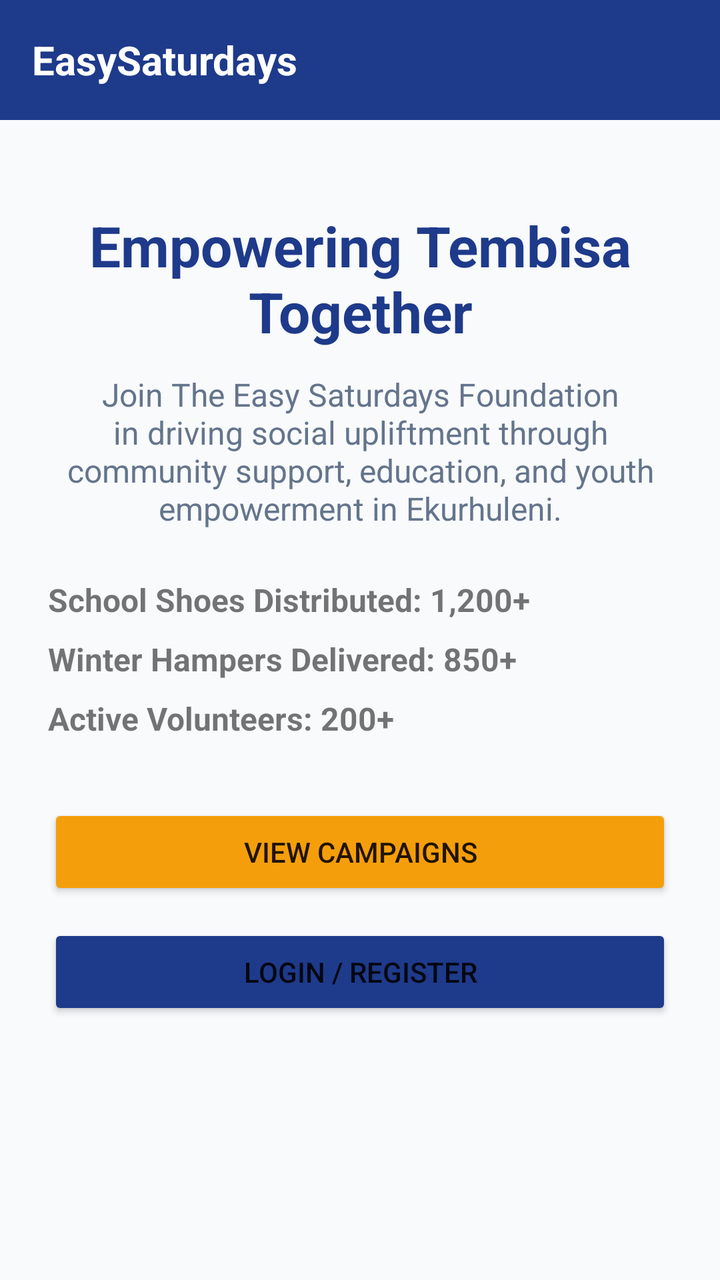
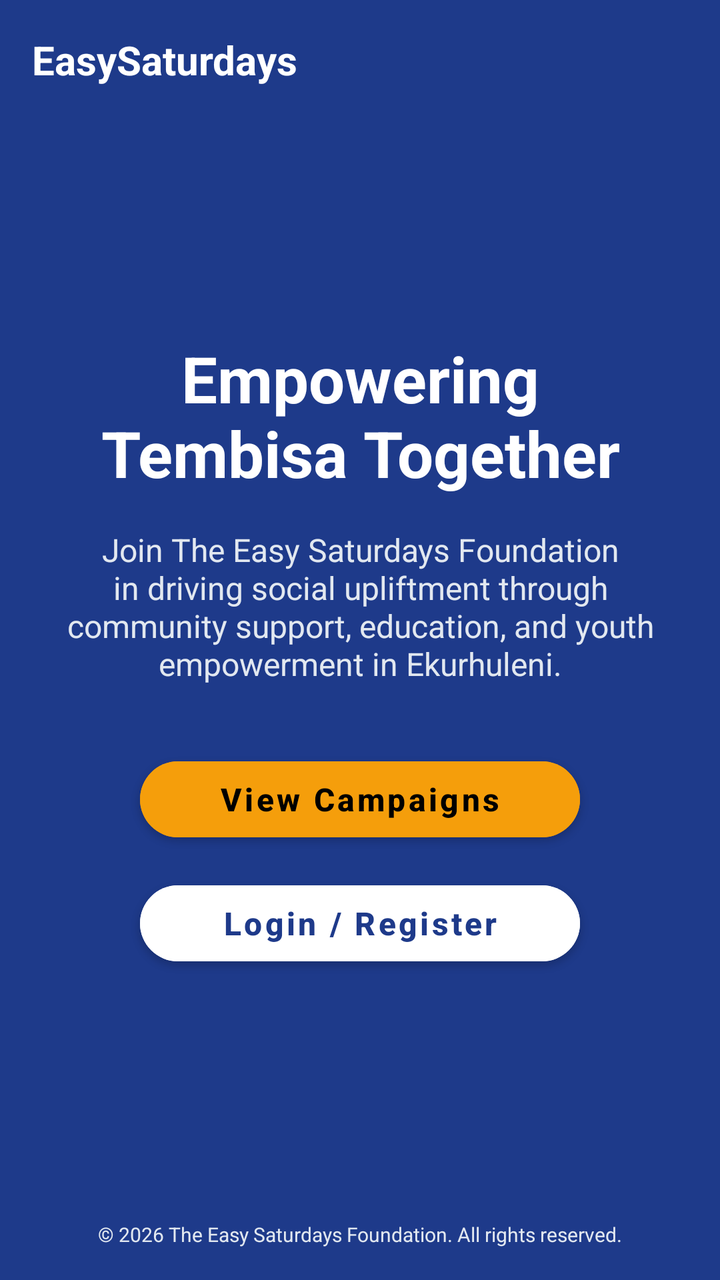

Compare the two renders of this Android layout. The source of the first and the diff that turns it into the second are given below.
<!-- AndroidManifest.xml: application theme Theme.EasySaturdaysApp -->
<!-- res/layout/activity_home.xml -->
<?xml version="1.0" encoding="utf-8"?>
<LinearLayout xmlns:android="http://schemas.android.com/apk/res/android"
    android:layout_width="match_parent" android:layout_height="match_parent" android:orientation="vertical" android:background="#F8FAFC">

    
    <LinearLayout android:layout_width="match_parent" android:layout_height="60dp" android:background="#1E3A8A" android:gravity="center_vertical" android:padding="16dp">
        <TextView android:layout_width="wrap_content" android:layout_height="wrap_content" android:text="EasySaturdays" android:textColor="#FFFFFF" android:textSize="20sp" android:textStyle="bold"/>
    </LinearLayout>

    
    <ScrollView android:layout_width="match_parent" android:layout_height="match_parent">
        <LinearLayout android:layout_width="match_parent" android:layout_height="wrap_content" android:orientation="vertical" android:padding="24dp">
            <TextView android:layout_width="match_parent" android:layout_height="wrap_content" android:text="Empowering Tembisa Together" android:textSize="28sp" android:textStyle="bold" android:textColor="#1E3A8A" android:gravity="center" android:layout_marginTop="20dp"/>
            <TextView android:layout_width="match_parent" android:layout_height="wrap_content" android:text="Join The Easy Saturdays Foundation in driving social upliftment through community support, education, and youth empowerment in Ekurhuleni." android:textSize="16sp" android:textColor="#64748B" android:gravity="center" android:layout_marginTop="12dp"/>

            
            <TextView android:layout_width="wrap_content" android:layout_height="wrap_content" android:text="School Shoes Distributed: 1,200+" android:textStyle="bold" android:textSize="16sp" android:layout_marginTop="24dp"/>
            <TextView android:layout_width="wrap_content" android:layout_height="wrap_content" android:text="Winter Hampers Delivered: 850+" android:textStyle="bold" android:textSize="16sp" android:layout_marginTop="8dp"/>
            <TextView android:layout_width="wrap_content" android:layout_height="wrap_content" android:text="Active Volunteers: 200+" android:textStyle="bold" android:textSize="16sp" android:layout_marginTop="8dp"/>

            
            <Button android:id="@+id/btnViewCampaigns" android:layout_width="match_parent" android:layout_height="wrap_content" android:text="View Campaigns" android:backgroundTint="#F59E0B" android:layout_marginTop="32dp"/>
            <Button android:id="@+id/btnLoginRegister" android:layout_width="match_parent" android:layout_height="wrap_content" android:text="Login / Register" android:backgroundTint="#1E3A8A" android:layout_marginTop="12dp"/>
        </LinearLayout>
    </ScrollView>
</LinearLayout>
<!-- resources referenced by this layout -->
<resources>
  <style name="Theme.EasySaturdaysApp" parent="Theme.AppCompat.Light.NoActionBar">
      </style>
</resources>

<!-- the commit's change to res/layout/activity_home.xml (unified diff, before → after) -->
@@ -1,26 +1,91 @@
 <?xml version="1.0" encoding="utf-8"?>
-<LinearLayout xmlns:android="http://schemas.android.com/apk/res/android"
-    android:layout_width="match_parent" android:layout_height="match_parent" android:orientation="vertical" android:background="#F8FAFC">
+<ScrollView xmlns:android="http://schemas.android.com/apk/res/android"
+    android:layout_width="match_parent"
+    android:layout_height="match_parent"
+    android:background="@color/bg_light"
+    android:fillViewport="true">
 
-    
-    <LinearLayout android:layout_width="match_parent" android:layout_height="60dp" android:background="#1E3A8A" android:gravity="center_vertical" android:padding="16dp">
-        <TextView android:layout_width="wrap_content" android:layout_height="wrap_content" android:text="EasySaturdays" android:textColor="#FFFFFF" android:textSize="20sp" android:textStyle="bold"/>
+    <LinearLayout
+        android:layout_width="match_parent"
+        android:layout_height="match_parent"
+        android:orientation="vertical">
+
+        
+        <LinearLayout android:layout_width="match_parent" android:layout_height="60dp" android:background="@color/primary" android:gravity="center_vertical" android:padding="16dp">
+            <TextView android:layout_width="wrap_content" android:layout_height="wrap_content" android:text="EasySaturdays" android:textColor="@color/white" android:textSize="20sp" android:textStyle="bold"/>
+        </LinearLayout>
+
+        
+        <LinearLayout
+            android:layout_width="match_parent"
+            android:layout_height="0dp"
+            android:layout_weight="1"
+            android:background="@color/primary"
+            android:orientation="vertical"
+            android:gravity="center"
+            android:padding="32dp">
+
+            <TextView
+                android:layout_width="match_parent"
+                android:layout_height="wrap_content"
+                android:text="Empowering Tembisa Together"
+                android:textColor="@color/white"
+                android:textSize="32sp"
+                android:textStyle="bold"
+                android:gravity="center"/>
+
+            <TextView
+                android:layout_width="match_parent"
+                android:layout_height="wrap_content"
+                android:text="Join The Easy Saturdays Foundation in driving social upliftment through community support, education, and youth empowerment in Ekurhuleni."
+                android:textColor="#E2E8F0"
+                android:textSize="16sp"
+                android:gravity="center"
+                android:layout_marginTop="16dp"/>
+
+            <Button
+                android:id="@+id/btnViewCampaigns"
+                android:layout_width="220dp"
+                android:layout_height="50dp"
+                android:layout_marginTop="32dp"
+                android:text="View Campaigns"
+                android:backgroundTint="@color/secondary"
+                android:textColor="@color/black"
+                android:textStyle="bold"
+                android:textAllCaps="false"
+                android:textSize="16sp"
+                app:cornerRadius="25dp"
+                xmlns:app="http://schemas.android.com/apk/res-auto"/>
+
+            <Button
+                android:id="@+id/btnLoginRegister"
+                android:layout_width="220dp"
+                android:layout_height="50dp"
+                android:layout_marginTop="12dp"
+                android:text="Login / Register"
+                android:backgroundTint="@color/white"
+                android:textColor="@color/primary"
+                android:textStyle="bold"
+                android:textAllCaps="false"
+                android:textSize="16sp"
+                app:cornerRadius="25dp"
+                xmlns:app="http://schemas.android.com/apk/res-auto"/>
+        </LinearLayout>
+
+        
+        <LinearLayout
+            android:layout_width="match_parent"
+            android:layout_height="wrap_content"
+            android:background="@color/primary"
+            android:orientation="vertical"
+            android:padding="16dp"
+            android:gravity="center">
+            <TextView
+                android:layout_width="wrap_content"
+                android:layout_height="wrap_content"
+                android:text="© 2026 The Easy Saturdays Foundation. All rights reserved."
+                android:textColor="#E2E8F0"
+                android:textSize="10sp"/>
+        </LinearLayout>
     </LinearLayout>
-
-    
-    <ScrollView android:layout_width="match_parent" android:layout_height="match_parent">
-        <LinearLayout android:layout_width="match_parent" android:layout_height="wrap_content" android:orientation="vertical" android:padding="24dp">
-            <TextView android:layout_width="match_parent" android:layout_height="wrap_content" android:text="Empowering Tembisa Together" android:textSize="28sp" android:textStyle="bold" android:textColor="#1E3A8A" android:gravity="center" android:layout_marginTop="20dp"/>
-            <TextView android:layout_width="match_parent" android:layout_height="wrap_content" android:text="Join The Easy Saturdays Foundation in driving social upliftment through community support, education, and youth empowerment in Ekurhuleni." android:textSize="16sp" android:textColor="#64748B" android:gravity="center" android:layout_marginTop="12dp"/>
-
-            
-            <TextView android:layout_width="wrap_content" android:layout_height="wrap_content" android:text="School Shoes Distributed: 1,200+" android:textStyle="bold" android:textSize="16sp" android:layout_marginTop="24dp"/>
-            <TextView android:layout_width="wrap_content" android:layout_height="wrap_content" android:text="Winter Hampers Delivered: 850+" android:textStyle="bold" android:textSize="16sp" android:layout_marginTop="8dp"/>
-            <TextView android:layout_width="wrap_content" android:layout_height="wrap_content" android:text="Active Volunteers: 200+" android:textStyle="bold" android:textSize="16sp" android:layout_marginTop="8dp"/>
-
-            
-            <Button android:id="@+id/btnViewCampaigns" android:layout_width="match_parent" android:layout_height="wrap_content" android:text="View Campaigns" android:backgroundTint="#F59E0B" android:layout_marginTop="32dp"/>
-            <Button android:id="@+id/btnLoginRegister" android:layout_width="match_parent" android:layout_height="wrap_content" android:text="Login / Register" android:backgroundTint="#1E3A8A" android:layout_marginTop="12dp"/>
-        </LinearLayout>
-    </ScrollView>
-</LinearLayout>
+</ScrollView>
<!-- resource entries referenced after the edit -->
@@ -1,6 +1,26 @@
 <!-- resources referenced by this layout -->
 <resources>
-  <style name="Theme.EasySaturdaysApp" parent="Theme.AppCompat.Light.NoActionBar">
+  <color name="bg_light">#F8FAFC</color>
+  <color name="black">#FF000000</color>
+  <color name="primary">#1E3A8A</color>
+  <color name="secondary">#F59E0B</color>
+  <color name="white">#FFFFFF</color>
+  <style name="Theme.EasySaturdaysApp" parent="Theme.MaterialComponents.Light.NoActionBar">
+          
+          <item name="colorPrimary">@color/primary</item>
+          <item name="colorPrimaryVariant">@color/primary_light</item>
+          <item name="colorOnPrimary">@color/white</item>
+          
+          <item name="colorSecondary">@color/secondary</item>
+          <item name="colorSecondaryVariant">@color/secondary</item>
+          <item name="colorOnSecondary">@color/black</item>
+          
+          <item name="android:statusBarColor" tools:targetApi="l">?attr/colorPrimaryVariant</item>
+  
+          <item name="colorSurface">@color/white</item>
+          <item name="colorOnSurface">@color/text_dark</item>
       </style>
+  <color name="primary_light">#1E40AF</color>
+  <color name="text_dark">#1E293B</color>
 </resources>
 
